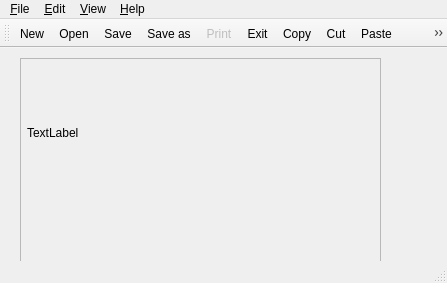
Before: the Qt Designer form imageviewer.ui in khashab00/ImageEditor, drawn with Qt 5.
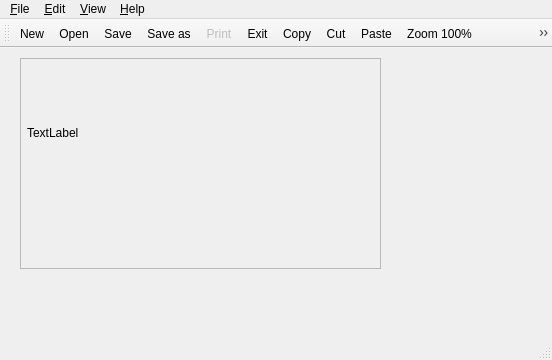
After: the same form once the commit is applied. Icons and pictures are not drawn.

Patch:
```diff
--- a/imageviewer.ui
+++ b/imageviewer.ui
@@ -6,8 +6,8 @@
    <rect>
     <x>0</x>
     <y>0</y>
-    <width>447</width>
-    <height>283</height>
+    <width>552</width>
+    <height>360</height>
    </rect>
   </property>
   <property name="windowTitle">
@@ -60,7 +60,7 @@
     <rect>
      <x>0</x>
      <y>0</y>
-     <width>447</width>
+     <width>552</width>
      <height>21</height>
     </rect>
    </property>
@@ -139,8 +139,11 @@
    <addaction name="action_Zoom_100"/>
    <addaction name="action_Zoom_in"/>
    <addaction name="action_Zoom_out"/>
+   <addaction name="action_Fit_to_Window"/>
    <addaction name="separator"/>
    <addaction name="action_Dark_Mood"/>
+   <addaction name="actionGerman"/>
+   <addaction name="actionEnglish"/>
   </widget>
   <action name="action_Open">
    <property name="icon">
@@ -337,6 +340,24 @@
     <string>Dark Mood</string>
    </property>
   </action>
+  <action name="actionGerman">
+   <property name="icon">
+    <iconset>
+     <normaloff>images/de.png</normaloff>images/de.png</iconset>
+   </property>
+   <property name="text">
+    <string>German</string>
+   </property>
+  </action>
+  <action name="actionEnglish">
+   <property name="icon">
+    <iconset>
+     <normaloff>images/en.png</normaloff>images/en.png</iconset>
+   </property>
+   <property name="text">
+    <string>English</string>
+   </property>
+  </action>
  </widget>
  <resources>
   <include location="ressources.qrc"/>
```
Left out of the diff: 46 changed lines with no effect on the pictures.
